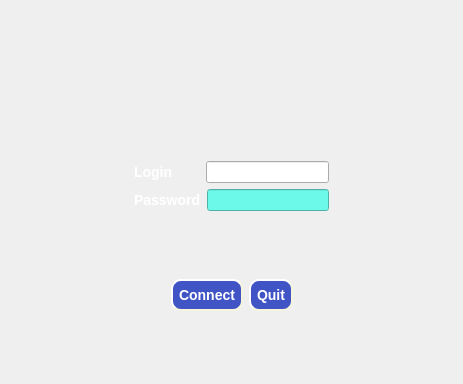
This is Logiciel/PC/windows/ClientEIP/login.ui in connery/epicopter as Qt 5 draws it before an edit. The edited form follows.
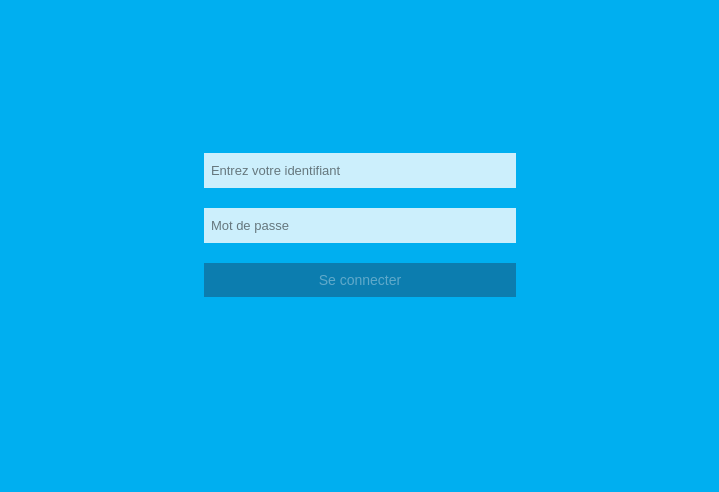
This is the edited form.

```diff
--- a/Logiciel/PC/windows/ClientEIP/login.ui
+++ b/Logiciel/PC/windows/ClientEIP/login.ui
@@ -6,12 +6,27 @@
    <rect>
     <x>0</x>
     <y>0</y>
-    <width>463</width>
-    <height>384</height>
+    <width>719</width>
+    <height>492</height>
    </rect>
   </property>
+  <property name="minimumSize">
+   <size>
+    <width>719</width>
+    <height>492</height>
+   </size>
+  </property>
+  <property name="maximumSize">
+   <size>
+    <width>719</width>
+    <height>492</height>
+   </size>
+  </property>
   <property name="windowTitle">
-   <string>Login</string>
+   <string>Logiciel de vol</string>
+  </property>
+  <property name="styleSheet">
+   <string notr="true">background-color: rgb(0, 175, 240);</string>
   </property>
   <layout class="QVBoxLayout" name="verticalLayout">
    <item>
@@ -19,60 +34,13 @@
      <property name="orientation">
       <enum>Qt::Vertical</enum>
      </property>
-     <property name="sizeHint" stdset="0">
-      <size>
-       <width>20</width>
-       <height>40</height>
-      </size>
+     <property name="sizeType">
+      <enum>QSizePolicy::Fixed</enum>
      </property>
-    </spacer>
-   </item>
-   <item>
-    <layout class="QHBoxLayout" name="horizontalLayout_4">
-     <item>
-      <spacer name="horizontalSpacer_7">
-       <property name="orientation">
-        <enum>Qt::Horizontal</enum>
-       </property>
-       <property name="sizeHint" stdset="0">
-        <size>
-         <width>40</width>
-         <height>20</height>
-        </size>
-       </property>
-      </spacer>
-     </item>
-     <item>
-      <widget class="QLabel" name="label_3">
-       <property name="text">
-        <string/>
-       </property>
-      </widget>
-     </item>
-     <item>
-      <spacer name="horizontalSpacer_8">
-       <property name="orientation">
-        <enum>Qt::Horizontal</enum>
-       </property>
-       <property name="sizeHint" stdset="0">
-        <size>
-         <width>40</width>
-         <height>20</height>
-        </size>
-       </property>
-      </spacer>
-     </item>
-    </layout>
-   </item>
-   <item>
-    <spacer name="verticalSpacer_3">
-     <property name="orientation">
-      <enum>Qt::Vertical</enum>
-     </property>
      <property name="sizeHint" stdset="0">
       <size>
        <width>20</width>
-       <height>40</height>
+       <height>142</height>
       </size>
      </property>
     </spacer>
@@ -92,21 +60,29 @@
        </property>
       </spacer>
      </item>
-     <item>
-      <widget class="QLabel" name="label_2">
-       <property name="styleSheet">
-        <string notr="true">color: rgb(255, 255, 255);
-font: bold 14px;</string>
-       </property>
-       <property name="text">
-        <string>Login       </string>
-       </property>
-      </widget>
-     </item>
      <item>
       <widget class="QLineEdit" name="lblLogin">
+       <property name="minimumSize">
+        <size>
+         <width>312</width>
+         <height>35</height>
+        </size>
+       </property>
+       <property name="maximumSize">
+        <size>
+         <width>312</width>
+         <height>35</height>
+        </size>
+       </property>
        <property name="styleSheet">
-        <string notr="true"/>
+        <string notr="true">background-color: rgb(204, 239, 252);
+padding-left: 5px;
+color: rgb(0, 0, 0);
+font: 10pt;
+border: 0px;</string>
+       </property>
+       <property name="placeholderText">
+        <string>Entrez votre identifiant</string>
        </property>
       </widget>
      </item>
@@ -125,6 +101,22 @@
      </item>
     </layout>
    </item>
+   <item>
+    <spacer name="verticalSpacer_3">
+     <property name="orientation">
+      <enum>Qt::Vertical</enum>
+     </property>
+     <property name="sizeType">
+      <enum>QSizePolicy::Fixed</enum>
+     </property>
+     <property name="sizeHint" stdset="0">
+      <size>
+       <width>20</width>
+       <height>14</height>
+      </size>
+     </property>
+    </spacer>
+   </item>
    <item>
     <layout class="QHBoxLayout" name="horizontalLayout_2">
      <item>
@@ -140,21 +132,43 @@
        </property>
       </spacer>
      </item>
-     <item>
-      <widget class="QLabel" name="label">
-       <property name="styleSheet">
-        <string notr="true">color: rgb(255, 255, 255);
-font: bold 14px;</string>
-       </property>
-       <property name="text">
-        <string>Password</string>
-       </property>
-      </widget>
-     </item>
      <item>
       <widget class="QLineEdit" name="lblPassword">
+       <property name="minimumSize">
+        <size>
+         <width>312</width>
+         <height>35</height>
+        </size>
+       </property>
+       <property name="maximumSize">
+        <size>
+         <width>312</width>
+         <height>35</height>
+        </size>
+       </property>
        <property name="styleSheet">
-        <string notr="true">background-color: rgb(109, 249, 233);</string>
+        <string notr="true">QLineEdit#lblPassword:selected{
+    
+background-color: rgb(255, 255, 255);
+padding-left: 5px;
+color: rgb(0, 0, 0);
+font: 10pt;
+border: 0px;
+}
+
+QLineEdit#lblPassword{
+    
+background-color: rgb(204, 239, 252);
+padding-left: 5px;
+color: rgb(0, 0, 0);
+font: 10pt;
+border: 0px;
+}
+
+</string>
+       </property>
+       <property name="placeholderText">
+        <string>Mot de passe</string>
        </property>
       </widget>
      </item>
@@ -178,10 +192,13 @@
      <property name="orientation">
       <enum>Qt::Vertical</enum>
      </property>
+     <property name="sizeType">
+      <enum>QSizePolicy::Fixed</enum>
+     </property>
      <property name="sizeHint" stdset="0">
       <size>
        <width>20</width>
-       <height>40</height>
+       <height>14</height>
       </size>
      </property>
     </spacer>
@@ -203,6 +220,18 @@
      </item>
      <item>
       <widget class="QPushButton" name="BtnLogin">
+       <property name="minimumSize">
+        <size>
+         <width>312</width>
+         <height>34</height>
+        </size>
+       </property>
+       <property name="maximumSize">
+        <size>
+         <width>312</width>
+         <height>34</height>
+        </size>
+       </property>
        <property name="styleSheet">
         <string notr="true">QPushButton#BtnLogin:pressed{
     scolor: rgb(255, 255, 255);
@@ -217,51 +246,16 @@
 }
 
  QPushButton#BtnLogin{
-    color: rgb(255, 255, 255);
-	 background-color: rgb(64, 84, 197);
-     border-style: outset;
-     border-width: 2px;
-     border-radius: 10px;
-     border-color: beige;
-     font: bold 14px;
-     min-width: 5em;
-     padding: 6px;
- }</string>
-       </property>
-       <property name="text">
-        <string>Connect</string>
-       </property>
-      </widget>
-     </item>
-     <item>
-      <widget class="QPushButton" name="BtnQuit">
-       <property name="styleSheet">
-        <string notr="true">QPushButton#BtnQuit:pressed{
-    scolor: rgb(255, 255, 255);
-	 background-color: rgb(64, 84, 197);
-     border-style: outset;
-     border-width: 2px;
-     border-radius: 10px;
-     border-color: red;
-     font: bold 14px;
-     min-width: 5em;
-     padding: 6px;
-}
+   
+	background-color: rgb(12, 125, 175);
+    font: 14px;
+	color:  rgb(95, 169, 202);
+	border:0;
 
- QPushButton#BtnQuit{
-    color: rgb(255, 255, 255);
-	 background-color: rgb(64, 84, 197);
-     border-style: outset;
-     border-width: 2px;
-     border-radius: 10px;
-     border-color: beige;
-     font: bold 14px;
-     min-width: 5em;
-     padding: 6px;
  }</string>
        </property>
        <property name="text">
-        <string>Quit</string>
+        <string>Se connecter</string>
        </property>
       </widget>
      </item>
```
Left out of the diff: 14 changed lines with no effect on the pictures.
